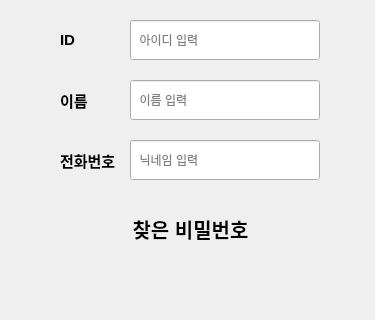
Old version of the form CustomerClient/loginpage.ui in the repository LeeSooBin96/BockPang; both pictures show x 0 to 375 and y 181 to 501 of the 375 by 665 pixel window.
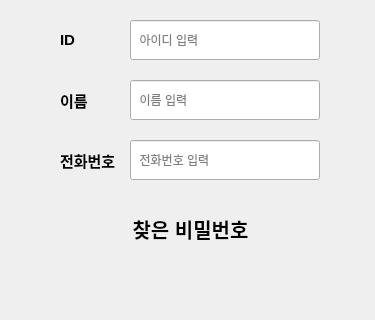
New version of the form. The open tabs and pages were chosen to show the change. Icons and pictures are not drawn.

The edit to the form file:
```diff
--- a/CustomerClient/loginpage.ui
+++ b/CustomerClient/loginpage.ui
@@ -819,7 +819,7 @@
         </rect>
        </property>
        <property name="placeholderText">
-        <string>  닉네임 입력</string>
+        <string>  전화번호 입력</string>
        </property>
       </widget>
       <widget class="QLabel" name="lb_FindPW_PHONE">
```
Left out of the diff: 2 changed lines with no effect on the pictures.
